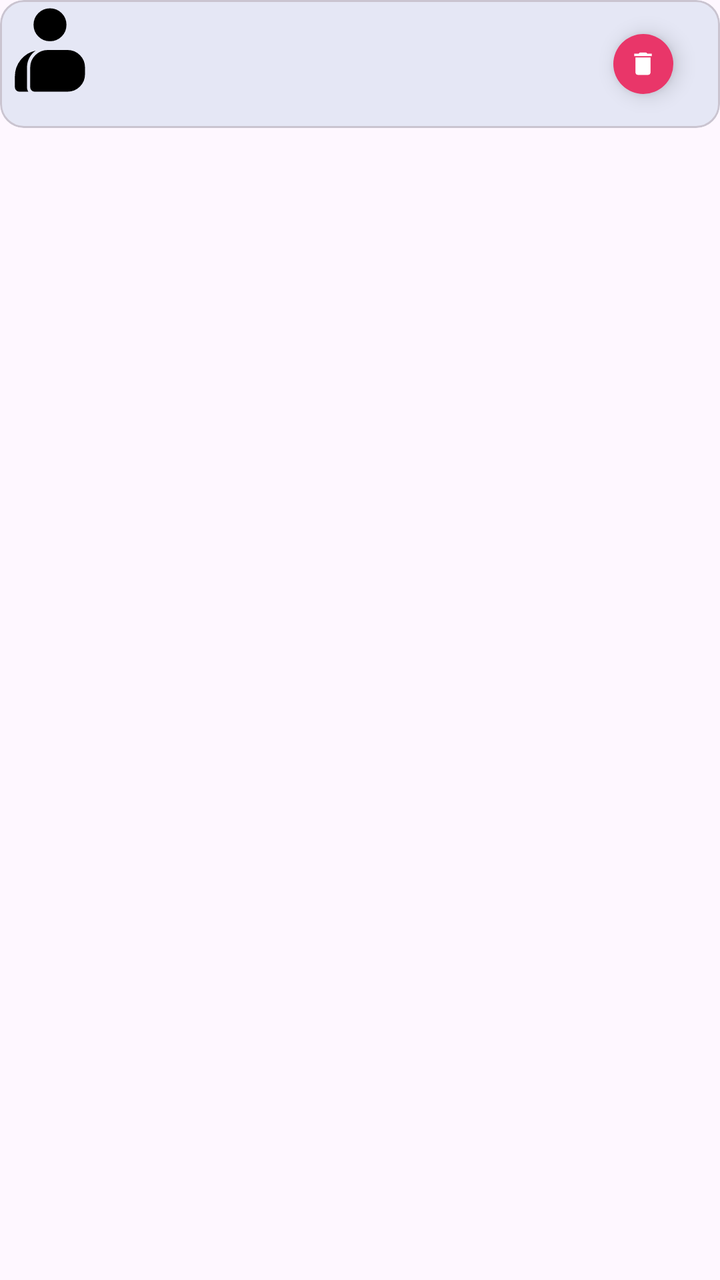
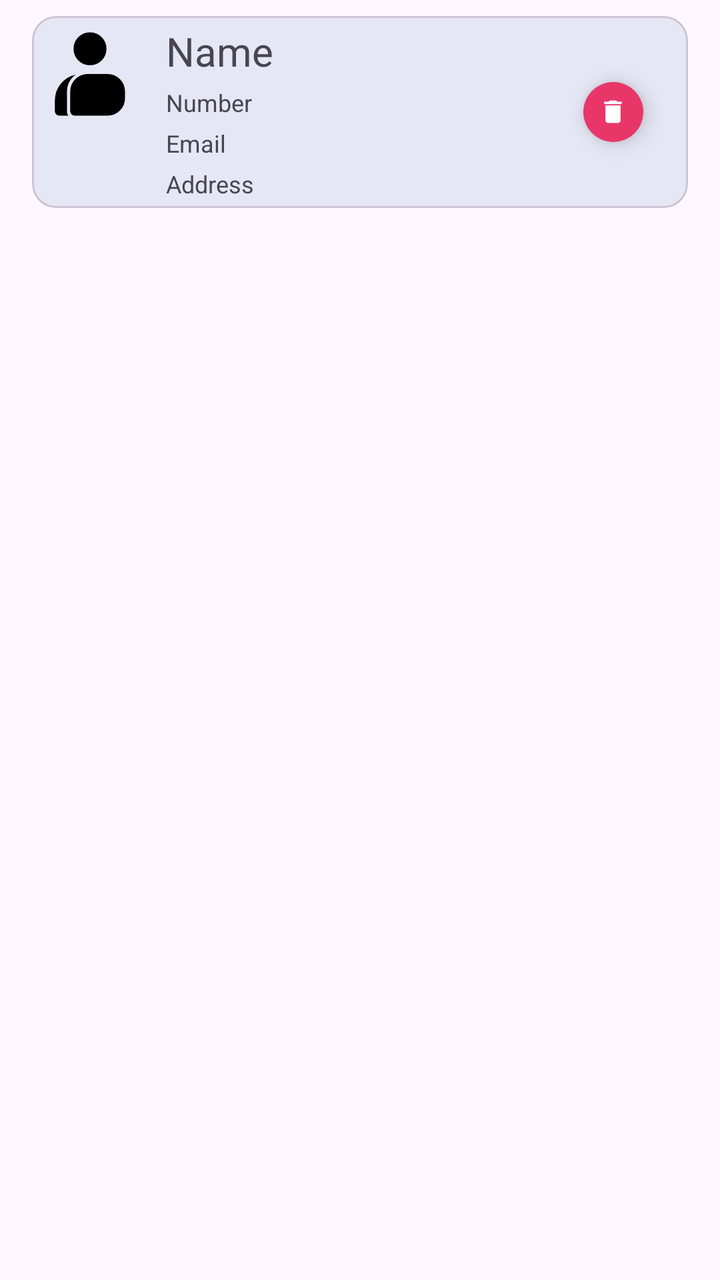

Compare the two renders of this Android layout. The source of the first and the diff that turns it into the second are given below.
<!-- AndroidManifest.xml: application theme Theme._24012011023_MAD_Practical7 -->
<!-- res/layout/single_item.xml -->
<?xml version="1.0" encoding="utf-8"?>
<androidx.constraintlayout.widget.ConstraintLayout xmlns:android="http://schemas.android.com/apk/res/android"
    xmlns:tools="http://schemas.android.com/tools"
    android:layout_width="match_parent"
    android:layout_height="match_parent"
    android:layout_marginStart="16dp"
    android:layout_marginEnd="16dp"
    xmlns:app="http://schemas.android.com/apk/res-auto">

    <com.google.android.material.card.MaterialCardView
        android:id="@+id/item_card"
        android:layout_width="match_parent"
        android:layout_height="wrap_content"
        android:backgroundTint="#E5E7F5"
        android:elevation="20dp"
        app:layout_constraintTop_toTopOf="parent">

        <androidx.constraintlayout.widget.ConstraintLayout
            android:layout_width="match_parent"
            android:layout_height="wrap_content">

            <ImageView
                android:id="@+id/profile"
                android:layout_width="50dp"
                android:layout_height="50dp"
                android:src="@drawable/sharp_contacts_product_24"
                app:layout_constraintStart_toStartOf="parent"
                app:layout_constraintTop_toTopOf="parent" />

            <com.google.android.material.floatingactionbutton.FloatingActionButton
                android:id="@+id/floatingActionButton"
                android:layout_width="wrap_content"
                android:layout_height="wrap_content"
                android:layout_marginTop="8dp"
                android:layout_marginEnd="8dp"
                android:layout_marginBottom="8dp"
                android:backgroundTint="#E93669"
                android:clickable="true"
                android:tint="#E93669"
                app:fabCustomSize="30dp"
                app:layout_constraintBottom_toBottomOf="parent"
                app:layout_constraintEnd_toEndOf="parent"
                app:layout_constraintHorizontal_bias="0.975"
                app:layout_constraintStart_toEndOf="@+id/profile"
                app:layout_constraintTop_toTopOf="parent"
                app:maxImageSize="15dp"
                app:srcCompat="@drawable/baseline_delete_24"
                app:tint="@color/white" />


        </androidx.constraintlayout.widget.ConstraintLayout>
    </com.google.android.material.card.MaterialCardView>

</androidx.constraintlayout.widget.ConstraintLayout>
<!-- resources referenced by this layout -->
<resources>
  <color name="white">#FFFFFFFF</color>
  <!-- drawable baseline_delete_24 (drawable) -->
  <vector xmlns:android="http://schemas.android.com/apk/res/android" android:height="24dp" android:tint="#000000" android:viewportHeight="24" android:viewportWidth="24" android:width="24dp">
        
      <path android:fillColor="@android:color/white" android:pathData="M6,19c0,1.1 0.9,2 2,2h8c1.1,0 2,-0.9 2,-2V7H6v12zM19,4h-3.5l-1,-1h-5l-1,1H5v2h14V4z"/>
      
  </vector>
  <!-- drawable sharp_contacts_product_24 (drawable) -->
  <vector xmlns:android="http://schemas.android.com/apk/res/android" android:height="24dp" android:tint="#000000" android:viewportHeight="960" android:viewportWidth="960" android:width="24dp">
        
      <path android:fillColor="@android:color/white" android:pathData="M185,880Q168,880 155.5,867.5Q143,855 143,838L143,733Q143,643 199,574Q255,505 343,486Q303,514 281,556.5Q259,599 259,648L259,838Q259,849 262,860Q265,871 272,880L185,880ZM332,880Q315,880 302.5,867.5Q290,855 290,838L290,648Q290,578 339.5,529Q389,480 459,480L648,480Q718,480 767,529Q816,578 816,648L816,712Q816,782 767,831Q718,880 648,880L332,880ZM480,396Q414,396 368,350Q322,304 322,238Q322,172 368,126Q414,80 480,80Q546,80 592,126Q638,172 638,238Q638,304 592,350Q546,396 480,396Z"/>
      
  </vector>
  <style name="Theme._24012011023_MAD_Practical7" parent="Base.Theme._24012011023_MAD_Practical7" />
  <style name="Base.Theme._24012011023_MAD_Practical7" parent="Theme.Material3.DayNight.NoActionBar">
          
          
      </style>
</resources>

<!-- the commit's change to res/layout/single_item.xml (unified diff, before → after) -->
@@ -3,8 +3,6 @@
     xmlns:tools="http://schemas.android.com/tools"
     android:layout_width="match_parent"
     android:layout_height="match_parent"
-    android:layout_marginStart="16dp"
-    android:layout_marginEnd="16dp"
     xmlns:app="http://schemas.android.com/apk/res-auto">
 
     <com.google.android.material.card.MaterialCardView
@@ -13,6 +11,9 @@
         android:layout_height="wrap_content"
         android:backgroundTint="#E5E7F5"
         android:elevation="20dp"
+        android:layout_marginTop="8dp"
+        android:layout_marginStart="16dp"
+        android:layout_marginEnd="16dp"
         app:layout_constraintTop_toTopOf="parent">
 
         <androidx.constraintlayout.widget.ConstraintLayout
@@ -23,6 +24,8 @@
                 android:id="@+id/profile"
                 android:layout_width="50dp"
                 android:layout_height="50dp"
+                android:layout_marginStart="4dp"
+                android:layout_marginTop="4dp"
                 android:src="@drawable/sharp_contacts_product_24"
                 app:layout_constraintStart_toStartOf="parent"
                 app:layout_constraintTop_toTopOf="parent" />
@@ -47,6 +50,49 @@
                 app:srcCompat="@drawable/baseline_delete_24"
                 app:tint="@color/white" />
 
+            <TextView
+                android:id="@+id/textView"
+                android:layout_width="wrap_content"
+                android:layout_height="wrap_content"
+                android:layout_marginStart="13dp"
+                android:layout_marginTop="4dp"
+                android:text="Name"
+                android:textSize="20sp"
+                app:layout_constraintStart_toEndOf="@+id/profile"
+                app:layout_constraintTop_toTopOf="parent" />
+
+            <TextView
+                android:id="@+id/textView2"
+                android:layout_width="wrap_content"
+                android:layout_height="wrap_content"
+                android:layout_marginTop="4dp"
+                android:text="Number"
+                android:textSize="12sp"
+                app:layout_constraintStart_toStartOf="@+id/textView"
+                app:layout_constraintTop_toBottomOf="@+id/textView" />
+
+            <TextView
+                android:id="@+id/textView3"
+                android:layout_width="wrap_content"
+                android:layout_height="wrap_content"
+                android:layout_marginTop="4dp"
+                android:text="Email"
+                android:textSize="12sp"
+                app:layout_constraintStart_toStartOf="@+id/textView2"
+                app:layout_constraintTop_toBottomOf="@+id/textView2" />
+
+            <TextView
+                android:id="@+id/textView4"
+                android:layout_width="wrap_content"
+                android:layout_height="wrap_content"
+                android:layout_marginTop="4dp"
+                android:layout_marginBottom="4dp"
+                android:text="Address"
+                android:textSize="12sp"
+                app:layout_constraintBottom_toBottomOf="parent"
+                app:layout_constraintStart_toStartOf="@+id/textView3"
+                app:layout_constraintTop_toBottomOf="@+id/textView3" />
+
 
         </androidx.constraintlayout.widget.ConstraintLayout>
     </com.google.android.material.card.MaterialCardView>
